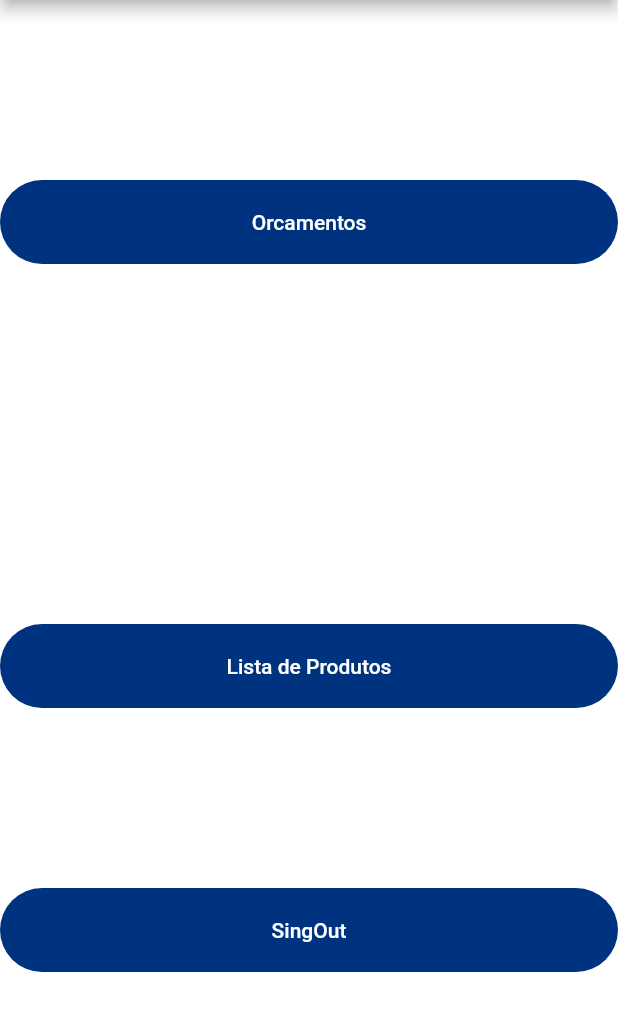
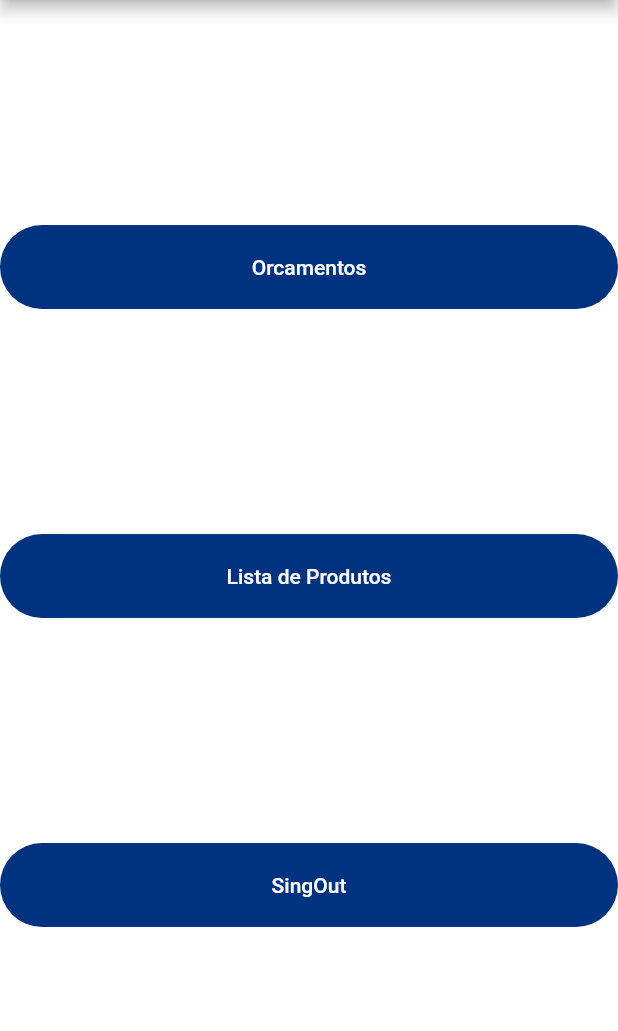
Before and after one commit to Alejandro-diego/mekalweb, a Flutter app: the screen it shows once a user with an empty profile is signed in, on a phone screen of 412 x 824 dp, the part 84-1115 px from its top. Run offline on Flutter 3.47's test engine with Material 2 defaults, Android fonts, the light colour scheme and no system bars; our stand-ins replace brasil_fields, cloud_firestore, firebase_auth, firebase_core, flutter_svg, qr_flutter and 1 more; missing offline and left inert: pix_flutter; accounts and stored records are empty.

Commit message:
frst commit

```diff
--- a/lib/Screens/Home/home_page.dart
+++ b/lib/Screens/Home/home_page.dart
@@ -47,7 +47,7 @@ class _HomePageState extends State<HomePage> {
               },
             ),*/
 
-            const Spacer(),
+
             ElevatedButton(
               child: const Text('Lista de Produtos'),
               onPressed: () {
```
Also changed, not shown: lib/Screens/Home/ventas_page.dart (+5 -2 lines).
